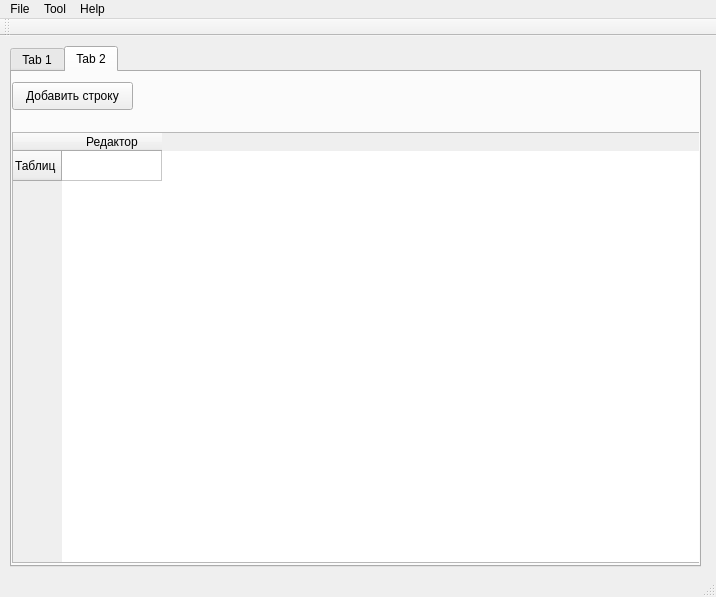
Qt form mainwindow.ui (Arkendar/QProject-TextTable-Editor) before a commit.
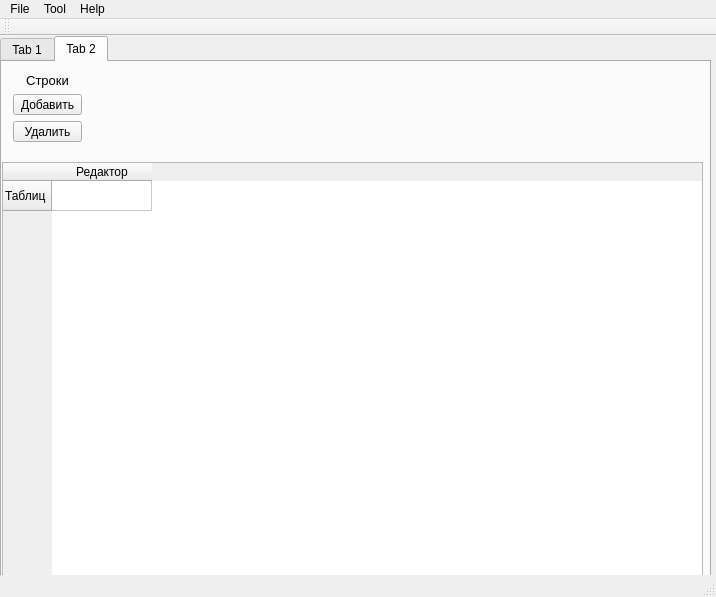
The same form after that commit.

Commit message: возможность удаления строки из таблицы

```diff
--- a/mainwindow.ui
+++ b/mainwindow.ui
@@ -17,10 +17,10 @@
    <widget class="QTabWidget" name="tabWidget">
     <property name="geometry">
      <rect>
-      <x>10</x>
-      <y>10</y>
-      <width>691</width>
-      <height>521</height>
+      <x>0</x>
+      <y>0</y>
+      <width>711</width>
+      <height>551</height>
      </rect>
     </property>
     <property name="currentIndex">
@@ -56,9 +56,9 @@
       <property name="geometry">
        <rect>
         <x>0</x>
-        <y>60</y>
-        <width>691</width>
-        <height>431</height>
+        <y>100</y>
+        <width>701</width>
+        <height>421</height>
        </rect>
       </property>
       <row>
@@ -72,18 +72,46 @@
        </property>
       </column>
      </widget>
-     <widget class="QPushButton" name="addRowButton">
+     <widget class="QWidget" name="">
       <property name="geometry">
        <rect>
         <x>0</x>
-        <y>10</y>
-        <width>121</width>
-        <height>28</height>
+        <y>0</y>
+        <width>91</width>
+        <height>91</height>
        </rect>
       </property>
-      <property name="text">
-       <string>Добавить строку</string>
-      </property>
+      <layout class="QVBoxLayout" name="verticalLayout">
+       <item>
+        <widget class="QLabel" name="label">
+         <property name="font">
+          <font>
+           <pointsize>10</pointsize>
+          </font>
+         </property>
+         <property name="text">
+          <string>Строки</string>
+         </property>
+         <property name="alignment">
+          <set>Qt::AlignCenter</set>
+         </property>
+        </widget>
+       </item>
+       <item>
+        <widget class="QPushButton" name="addRowButton">
+         <property name="text">
+          <string>Добавить</string>
+         </property>
+        </widget>
+       </item>
+       <item>
+        <widget class="QPushButton" name="removeRowButton">
+         <property name="text">
+          <string>Удалить</string>
+         </property>
+        </widget>
+       </item>
+      </layout>
      </widget>
     </widget>
    </widget>
```
Left out of the diff: 10 changed lines with no effect on the pictures. The commit also changes 2 other files.
